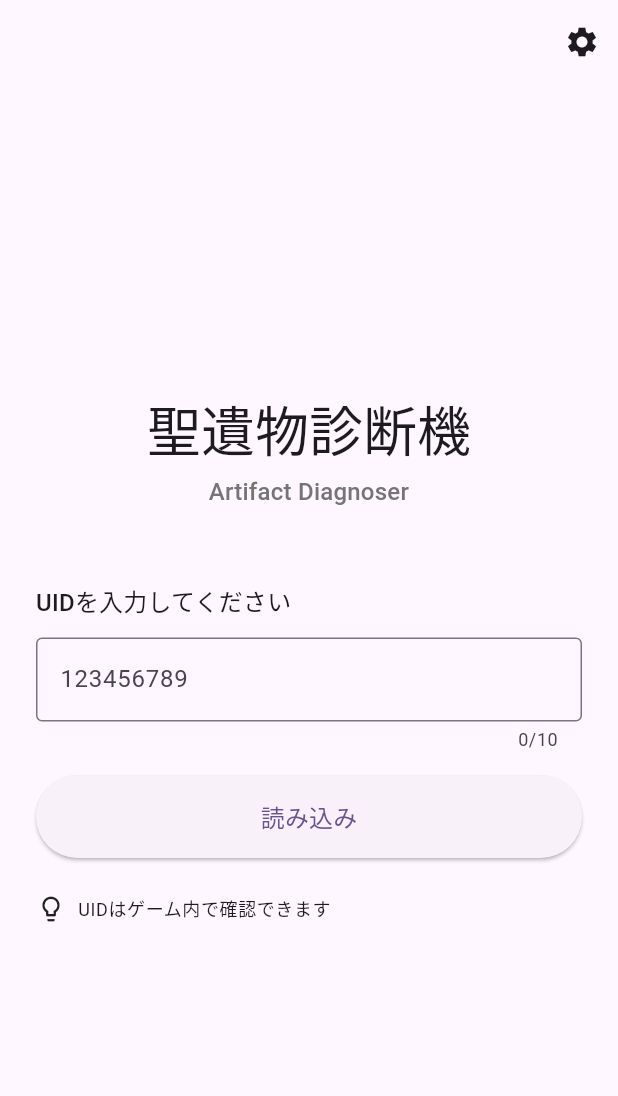
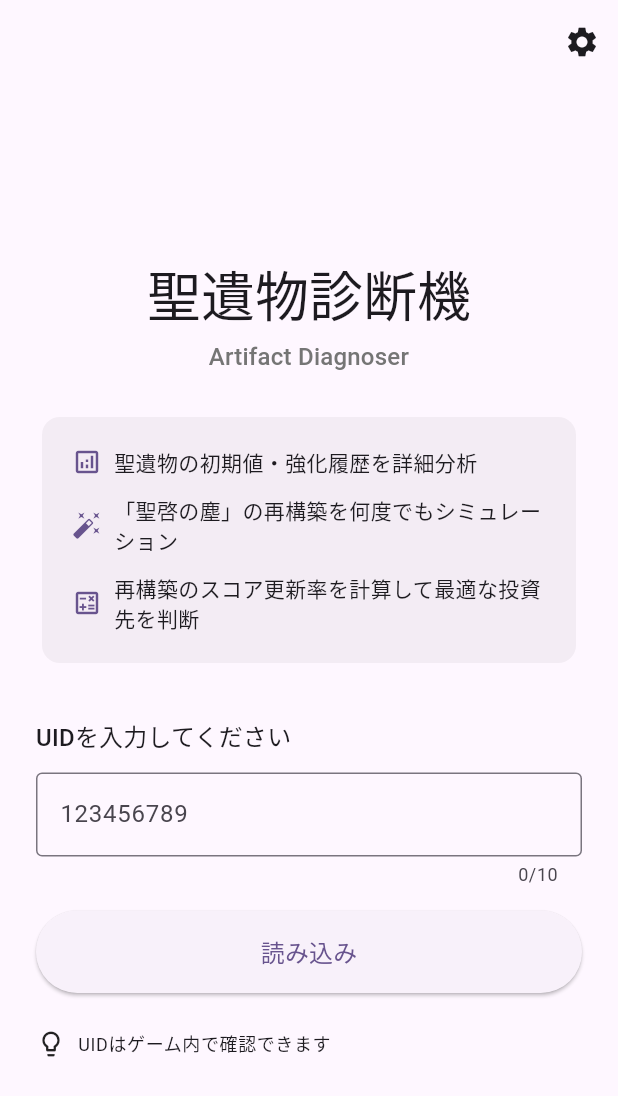
Before and after one commit to phitter-git/artifact-diagnoser, a Flutter app: the screen it shows after launch, on a phone screen of 412 x 824 dp. Shown: the top 1096 px of the screen. Run offline on Flutter 3.47's test engine with Material 3 defaults, Android fonts, the phone set to English and light mode, and no system bars; our stand-ins replace shared_preferences; Roboto replaces fonts that are missing (GISDK); project files that could hold a hidden picture were left out.

Commit message:
トップに説明を追加

```diff
--- a/lib/src/screens/home_screen/lib/home_screen.dart
+++ b/lib/src/screens/home_screen/lib/home_screen.dart
@@ -134,7 +134,76 @@ class _HomeScreenState extends State<HomeScreen> {
                   ).textTheme.titleMedium?.copyWith(color: Colors.grey[600]),
                   textAlign: TextAlign.center,
                 ),
-                const SizedBox(height: 48),
+                const SizedBox(height: 24),
+
+                // 説明文
+                Card(
+                  elevation: 0,
+                  color: Theme.of(
+                    context,
+                  ).colorScheme.surfaceContainerHighest.withValues(alpha: 0.5),
+                  child: Padding(
+                    padding: const EdgeInsets.all(20),
+                    child: Column(
+                      children: [
+                        Row(
+                          children: [
+                            Icon(
+                              Icons.analytics_outlined,
+                              size: 20,
+                              color: Theme.of(context).colorScheme.primary,
+                            ),
+                            const SizedBox(width: 8),
+                            Expanded(
+                              child: Text(
+                                '聖遺物の初期値・強化履歴を詳細分析',
+                                style: Theme.of(context).textTheme.bodyMedium
+                                    ?.copyWith(fontWeight: FontWeight.w500),
+                              ),
+                            ),
+                          ],
+                        ),
+                        const SizedBox(height: 12),
+                        Row(
+                          children: [
+                            Icon(
+                              Icons.auto_fix_high,
+                              size: 20,
+                              color: Theme.of(context).colorScheme.primary,
+                            ),
+                            const SizedBox(width: 8),
+                            Expanded(
+                              child: Text(
+                                '「聖啓の塵」の再構築を何度でもシミュレーション',
+                                style: Theme.of(context).textTheme.bodyMedium
+                                    ?.copyWith(fontWeight: FontWeight.w500),
+                              ),
+                            ),
+                          ],
+                        ),
+                        const SizedBox(height: 12),
+                        Row(
+                          children: [
+                            Icon(
+                              Icons.calculate_outlined,
+                              size: 20,
+                              color: Theme.of(context).colorScheme.primary,
+                            ),
+                            const SizedBox(width: 8),
+                            Expanded(
+                              child: Text(
+                                '再構築のスコア更新率を計算して最適な投資先を判断',
+                                style: Theme.of(context).textTheme.bodyMedium
+                                    ?.copyWith(fontWeight: FontWeight.w500),
+                              ),
+                            ),
+                          ],
+                        ),
+                      ],
+                    ),
+                  ),
+                ),
+                const SizedBox(height: 32),
 
                 // UID入力フィールド
                 Text(
```
